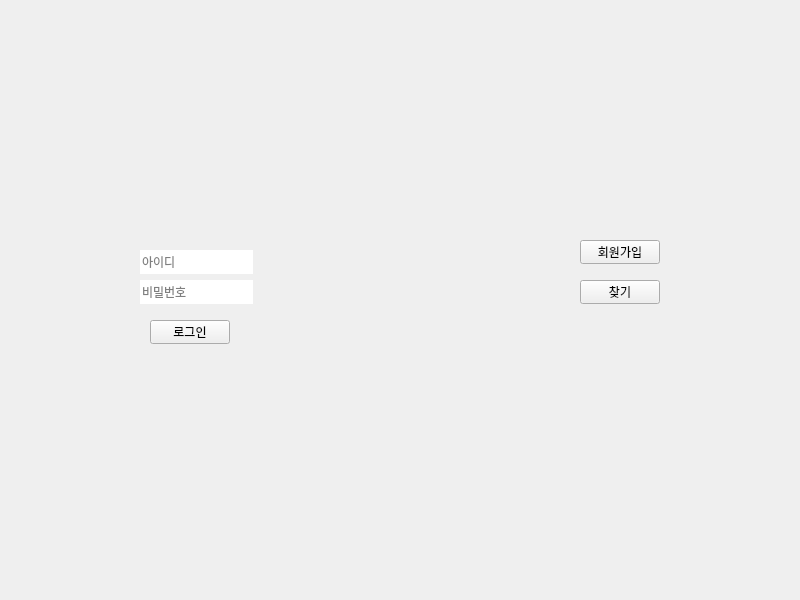
Qt form mainwindow.ui (syarin03/starbocks) before a commit.
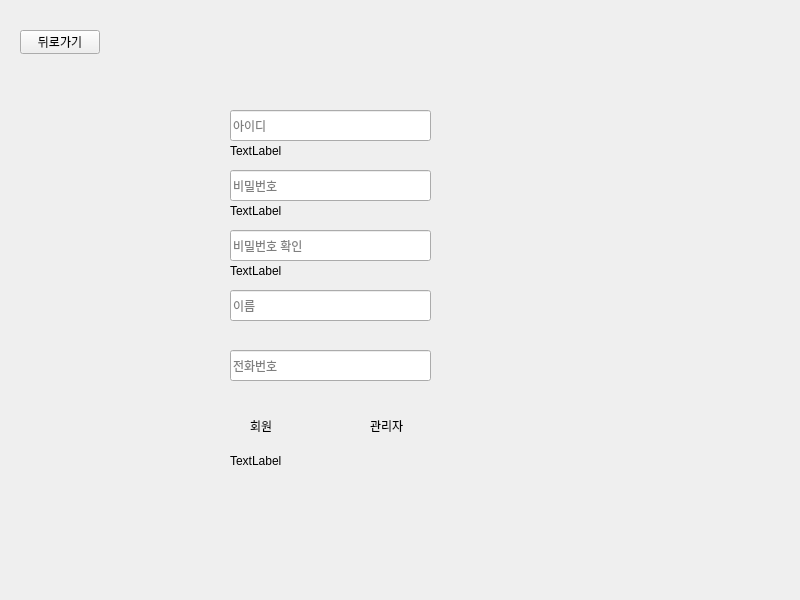
The same form after that commit.

Patch:
```diff
--- a/mainwindow.ui
+++ b/mainwindow.ui
@@ -24,16 +24,16 @@
      </rect>
     </property>
     <property name="currentIndex">
-     <number>0</number>
+     <number>1</number>
     </property>
     <widget class="QWidget" name="stack_login">
      <widget class="QLineEdit" name="input_login_id">
       <property name="geometry">
        <rect>
         <x>140</x>
-        <y>250</y>
-        <width>113</width>
-        <height>24</height>
+        <y>240</y>
+        <width>200</width>
+        <height>31</height>
        </rect>
       </property>
       <property name="inputMask">
@@ -51,8 +51,8 @@
        <rect>
         <x>140</x>
         <y>280</y>
-        <width>113</width>
-        <height>24</height>
+        <width>200</width>
+        <height>31</height>
        </rect>
       </property>
       <property name="frame">
@@ -102,7 +102,194 @@
       </property>
      </widget>
     </widget>
-    <widget class="QWidget" name="stack_signup"/>
+    <widget class="QWidget" name="main_stack_signup">
+     <widget class="QLineEdit" name="signup_input_id">
+      <property name="geometry">
+       <rect>
+        <x>230</x>
+        <y>110</y>
+        <width>201</width>
+        <height>31</height>
+       </rect>
+      </property>
+      <property name="placeholderText">
+       <string>아이디</string>
+      </property>
+     </widget>
+     <widget class="QLineEdit" name="signup_input_pw">
+      <property name="geometry">
+       <rect>
+        <x>230</x>
+        <y>170</y>
+        <width>201</width>
+        <height>31</height>
+       </rect>
+      </property>
+      <property name="placeholderText">
+       <string>비밀번호</string>
+      </property>
+     </widget>
+     <widget class="QLineEdit" name="signup_input_pwck">
+      <property name="geometry">
+       <rect>
+        <x>230</x>
+        <y>230</y>
+        <width>201</width>
+        <height>31</height>
+       </rect>
+      </property>
+      <property name="placeholderText">
+       <string>비밀번호 확인</string>
+      </property>
+     </widget>
+     <widget class="QLineEdit" name="signup_input_name">
+      <property name="geometry">
+       <rect>
+        <x>230</x>
+        <y>290</y>
+        <width>201</width>
+        <height>31</height>
+       </rect>
+      </property>
+      <property name="placeholderText">
+       <string>이름</string>
+      </property>
+     </widget>
+     <widget class="QLineEdit" name="signup_input_phone">
+      <property name="geometry">
+       <rect>
+        <x>230</x>
+        <y>350</y>
+        <width>201</width>
+        <height>31</height>
+       </rect>
+      </property>
+      <property name="placeholderText">
+       <string>전화번호</string>
+      </property>
+     </widget>
+     <widget class="QGroupBox" name="signup_radio_type">
+      <property name="geometry">
+       <rect>
+        <x>230</x>
+        <y>410</y>
+        <width>201</width>
+        <height>31</height>
+       </rect>
+      </property>
+      <property name="styleSheet">
+       <string notr="true">border-radius: 5px;
+color: rgb(0, 0, 0);
+background-color: rgba(255, 255, 255, 0);</string>
+      </property>
+      <widget class="QRadioButton" name="signup_radio_customer">
+       <property name="geometry">
+        <rect>
+         <x>0</x>
+         <y>0</y>
+         <width>80</width>
+         <height>31</height>
+        </rect>
+       </property>
+       <property name="text">
+        <string>회원</string>
+       </property>
+      </widget>
+      <widget class="QRadioButton" name="signup_radio_manager">
+       <property name="geometry">
+        <rect>
+         <x>120</x>
+         <y>0</y>
+         <width>80</width>
+         <height>31</height>
+        </rect>
+       </property>
+       <property name="text">
+        <string>관리자</string>
+       </property>
+      </widget>
+     </widget>
+     <widget class="QPushButton" name="signup_btn_back">
+      <property name="geometry">
+       <rect>
+        <x>20</x>
+        <y>30</y>
+        <width>80</width>
+        <height>24</height>
+       </rect>
+      </property>
+      <property name="text">
+       <string>뒤로가기</string>
+      </property>
+     </widget>
+     <widget class="QLabel" name="label">
+      <property name="geometry">
+       <rect>
+        <x>230</x>
+        <y>140</y>
+        <width>201</width>
+        <height>21</height>
+       </rect>
+      </property>
+      <property name="text">
+       <string>TextLabel</string>
+      </property>
+     </widget>
+     <widget class="QLabel" name="label_3">
+      <property name="geometry">
+       <rect>
+        <x>230</x>
+        <y>200</y>
+        <width>201</width>
+        <height>21</height>
+       </rect>
+      </property>
+      <property name="text">
+       <string>TextLabel</string>
+      </property>
+     </widget>
+     <widget class="QLabel" name="label_4">
+      <property name="geometry">
+       <rect>
+        <x>230</x>
+        <y>260</y>
+        <width>201</width>
+        <height>21</height>
+       </rect>
+      </property>
+      <property name="text">
+       <string>TextLabel</string>
+      </property>
+     </widget>
+     <widget class="QLabel" name="label_5">
+      <property name="geometry">
+       <rect>
+        <x>230</x>
+        <y>450</y>
+        <width>201</width>
+        <height>21</height>
+       </rect>
+      </property>
+      <property name="text">
+       <string>TextLabel</string>
+      </property>
+     </widget>
+    </widget>
+    <widget class="QWidget" name="main_stack_main">
+     <widget class="QPushButton" name="main_btn_signout">
+      <property name="geometry">
+       <rect>
+        <x>360</x>
+        <y>190</y>
+        <width>80</width>
+        <height>24</height>
+       </rect>
+      </property>
+      <property name="text">
+       <string>sign out</string>
+      </property>
+     </widget>
+    </widget>
    </widget>
   </widget>
  </widget>
```
Left out of the diff: 14 changed lines with no effect on the pictures.
